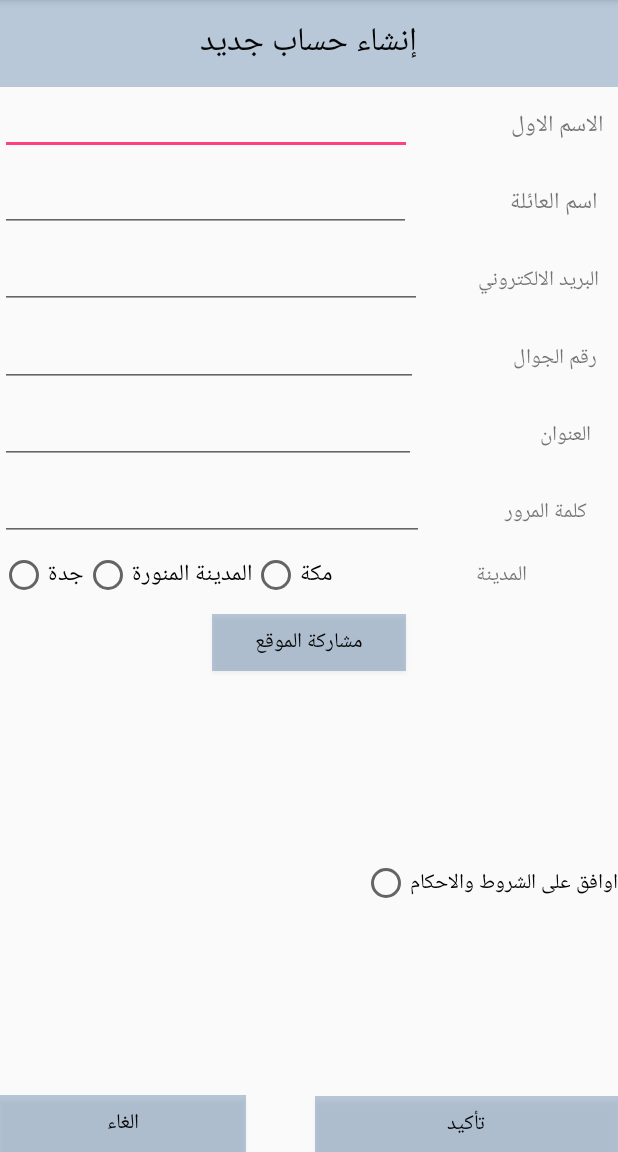
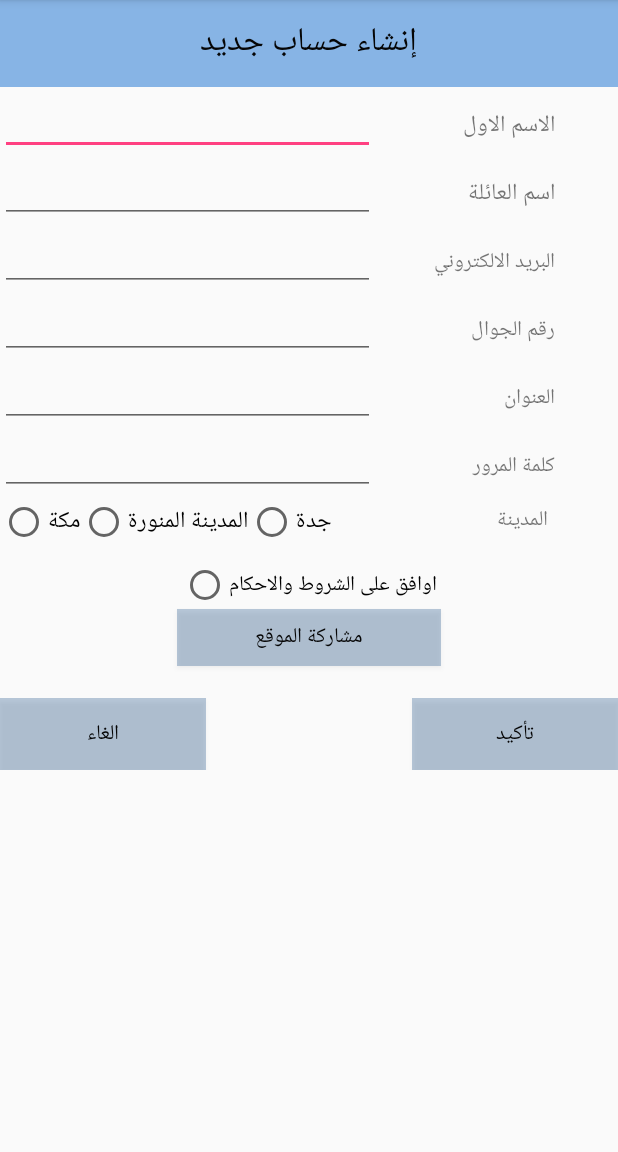
Before and after one commit to rahmony/ElectronicKitchen, an Android app: the SignUpActivity screen opened directly, with no data from a screen before it, on a phone screen of 412 x 824 dp, the part 84-1236 px from its top. Run offline under Robolectric (Android 15) with nearby library versions, the phone set to English and light mode, and no system bars; 1 statement that could not run was skipped.

Commit message:
updating sign up and login activities

```diff
--- a/app/src/main/AndroidManifest.xml
+++ b/app/src/main/AndroidManifest.xml
@@ -5,6 +5,9 @@
 
     <uses-permission android:name="android.permission.INTERNET" />
     <uses-permission android:name="android.permission.READ_EXTERNAL_STORAGE" />
+    <!--
+    Camera permission for the store activity
+        -->
     <uses-permission android:name="android.permission.CAMERA"/>
     <uses-feature android:name="android.hardware.camera2"/>
     <uses-permission android:name="android.permission.WRITE_EXTERNAL_STORAGE"/>
--- a/app/src/main/res/layout/activity_sign_up.xml
+++ b/app/src/main/res/layout/activity_sign_up.xml
@@ -1,14 +1,19 @@
 <?xml version="1.0" encoding="utf-8"?>
-<LinearLayout xmlns:android="http://schemas.android.com/apk/res/android"
+<GridLayout xmlns:android="http://schemas.android.com/apk/res/android"
     android:layout_width="match_parent"
     android:layout_height="match_parent"
-    android:orientation="vertical">
+    android:orientation="vertical"
+    android:columnCount="1"
+    android:rowCount="4">
 
     <FrameLayout
         android:layout_width="match_parent"
         android:layout_height="58dp"
         android:layout_gravity="center_horizontal"
-        android:background="#470e4582">
+        android:background="#7d0f6ace"
+        android:layout_column="0"
+        android:layout_row="0"
+        android:clickable="true">
 
         <TextView
             android:layout_width="wrap_content"
@@ -20,153 +25,127 @@
             android:layout_gravity="center" />
     </FrameLayout>
 
-    <LinearLayout
-        android:orientation="horizontal"
+    <GridLayout
         android:layout_width="match_parent"
-        android:layout_height="51dp"
-        android:weightSum="1">
+        android:layout_height="274dp"
+        android:layout_column="0"
+        android:layout_row="1"
+        android:columnCount="2"
+        android:rowCount="6">
 
         <EditText
-            android:layout_width="wrap_content"
+            android:layout_width="250dp"
             android:layout_height="wrap_content"
             android:id="@+id/et_first_name"
-            android:layout_weight="0.77" />
+            android:layout_weight="1.00"
+            android:layout_column="0"
+            android:layout_row="0" />
 
         <TextView
-            android:layout_width="wrap_content"
-            android:layout_height="wrap_content"
+            android:layout_width="120dp"
+            android:layout_height="30dp"
             android:text="@string/first_name"
             android:id="@+id/text_first_name"
-            android:layout_weight="0.20"
-            android:textSize="15dp" />
-    </LinearLayout>
-    <LinearLayout
-        android:orientation="horizontal"
-        android:layout_width="match_parent"
-        android:layout_height="51dp"
-        android:weightSum="1">
+            android:layout_weight="0.90"
+            android:textSize="15dp"
+            android:layout_column="1"
+            android:layout_row="0" />
 
         <EditText
-            android:layout_width="wrap_content"
+            android:layout_width="250dp"
             android:layout_height="wrap_content"
 
             android:id="@+id/et_last_name"
-            android:layout_weight="0.76" />
+            android:layout_weight="1" />
 
         <TextView
-            android:layout_width="wrap_content"
-            android:layout_height="wrap_content"
+            android:layout_width="120dp"
+            android:layout_height="30dp"
             android:text="@string/last_name"
             android:id="@+id/text_last_name"
-            android:layout_weight="0.20"
+            android:layout_weight="1"
             android:textSize="15dp" />
-    </LinearLayout>
-    <LinearLayout
-        android:orientation="horizontal"
-        android:layout_width="match_parent"
-        android:layout_height="52dp"
-        android:weightSum="1">
 
         <EditText
-            android:layout_width="wrap_content"
+            android:layout_width="250dp"
             android:layout_height="wrap_content"
 
             android:id="@+id/et_email"
-            android:layout_weight="0.84" />
+            android:layout_weight="1" />
 
         <TextView
-            android:layout_width="wrap_content"
-            android:layout_height="wrap_content"
+            android:layout_width="120dp"
+            android:layout_height="30dp"
             android:text="@string/email"
             android:id="@+id/text_email"
-            android:layout_weight="0.12" />
-    </LinearLayout>
-    <LinearLayout
-        android:orientation="horizontal"
-        android:layout_width="match_parent"
-        android:layout_height="51dp"
-        android:weightSum="1">
+            android:layout_weight="1" />
 
         <EditText
-            android:layout_width="wrap_content"
+            android:layout_width="250dp"
             android:layout_height="wrap_content"
 
             android:id="@+id/et_phone_number"
-            android:layout_weight="0.77" />
+            android:layout_weight="1" />
 
         <TextView
-            android:layout_width="wrap_content"
-            android:layout_height="wrap_content"
+            android:layout_width="120dp"
+            android:layout_height="30dp"
             android:text="@string/phone_number"
             android:id="@+id/text_phone_number"
-            android:layout_weight="0.19" />
-    </LinearLayout>
-    <LinearLayout
-        android:orientation="horizontal"
-        android:layout_width="match_parent"
-        android:layout_height="51dp"
-        android:weightSum="1">
+            android:layout_weight="1" />
 
         <EditText
-            android:layout_width="wrap_content"
+            android:layout_width="250dp"
             android:layout_height="wrap_content"
 
             android:id="@+id/et_address"
-            android:layout_weight="0.72"
+            android:layout_weight="1"
             />
 
         <TextView
-            android:layout_width="wrap_content"
-            android:layout_height="wrap_content"
+            android:layout_width="120dp"
+            android:layout_height="30dp"
             android:text="@string/address"
             android:id="@+id/text_address"
-            android:layout_weight="0.23" />
-    </LinearLayout>
-    <LinearLayout
-        android:orientation="horizontal"
-        android:layout_width="match_parent"
-        android:layout_height="52dp"
-        android:weightSum="1">
+            android:layout_weight="1" />
 
         <EditText
-            android:layout_width="wrap_content"
+            android:layout_width="250dp"
             android:layout_height="wrap_content"
 
             android:id="@+id/et_password"
-            android:layout_weight="0.78" />
+            android:layout_weight="1" />
 
         <TextView
-            android:layout_width="wrap_content"
-            android:layout_height="wrap_content"
+            android:layout_width="120dp"
+            android:layout_height="30dp"
             android:text="@string/password"
             android:id="@+id/text_password"
-            android:layout_weight="0.16" />
-    </LinearLayout>
+            android:layout_weight="1" />
+    </GridLayout>
 
     <LinearLayout
         android:orientation="horizontal"
         android:layout_width="match_parent"
         android:layout_height="42dp"
-        android:weightSum="1">
+        android:weightSum="1"
+        android:layout_column="0"
+        android:layout_row="2">
 
-        <LinearLayout
+        <RadioGroup
+            android:layout_width="wrap_content"
+            android:layout_height="wrap_content"
+            android:layout_weight="0.29"
             android:orientation="horizontal"
-            android:layout_width="wrap_content"
-            android:layout_height="wrap_content">
+            android:weightSum="1"
+            android:id="@+id/myRadioGroup">
 
             <RadioButton
                 android:layout_width="wrap_content"
                 android:layout_height="wrap_content"
-                android:text="@string/jeddah"
-                android:id="@+id/radioButton_jeddah"
-                android:textSize="15dp"
-                android:layout_weight="0.38" />
-        </LinearLayout>
-
-        <LinearLayout
-            android:orientation="horizontal"
-            android:layout_width="wrap_content"
-            android:layout_height="wrap_content">
+                android:text="@string/makka"
+                android:id="@+id/radioButton_makka"
+                android:textSize="15dp" />
 
             <RadioButton
                 android:layout_width="wrap_content"
@@ -174,71 +153,95 @@
                 android:text="@string/madina"
                 android:id="@+id/radioButton_madina"
                 android:textSize="15dp"
-                android:layout_weight="0.19"
                 android:checked="false" />
-        </LinearLayout>
 
-        <LinearLayout
-            android:orientation="horizontal"
-            android:layout_width="wrap_content"
-            android:layout_height="wrap_content">
+            <RadioButton
+                android:layout_width="wrap_content"
+                android:layout_height="wrap_content"
+                android:text="@string/jeddah"
+                android:id="@+id/radioButton_jeddah"
+                android:textSize="15dp" />
 
-        </LinearLayout>
-
-        <RadioButton
-            android:layout_width="wrap_content"
-            android:layout_height="wrap_content"
-            android:text="@string/makka"
-            android:id="@+id/radioButton_makka"
-            android:textSize="15dp" />
+        </RadioGroup>
 
         <TextView
-            android:layout_width="130dp"
-            android:layout_height="wrap_content"
+            android:layout_width="81dp"
+            android:layout_height="30dp"
             android:text="@string/city"
             android:id="@+id/text_city"
-            android:gravity="right" />
+            android:layout_weight="1"
+            android:gravity="center" />
 
     </LinearLayout>
 
-    <FrameLayout
+    <GridLayout
         android:layout_width="match_parent"
-        android:layout_height="match_parent">
+        android:layout_height="148dp"
+        android:layout_column="0"
+        android:layout_row="3"
+        android:rowCount="2"
+        android:columnCount="1">
 
-        <Button
-            android:layout_width="202dp"
-            android:layout_height="37dp"
-            android:text="@string/confirm"
-            android:id="@+id/btn_confirm"
-            android:layout_gravity="right|bottom"
-            android:background="#470e4582"
-            android:textColor="#050505"/>
+        <LinearLayout
+            android:orientation="vertical"
+            android:layout_width="match_parent"
+            android:layout_height="91dp"
+            android:layout_column="0"
+            android:layout_row="0">
 
-        <Button
-            android:layout_width="164dp"
-            android:layout_height="38dp"
-            android:text="@string/cancel"
-            android:id="@+id/btn_cancel"
-            android:background="#470e4582"
-            android:textColor="#050505"
-            android:layout_gravity="left|bottom" />
+            <RadioButton
+                android:layout_width="wrap_content"
+                android:layout_height="wrap_content"
+                android:text="@string/bands_agree"
+                android:id="@+id/radioButton_bands_agree"
+                android:layout_row="1"
+                android:layout_column="1"
+                android:layout_gravity="center_horizontal" />
 
-        <RadioButton
-            android:layout_width="wrap_content"
+            <Button
+                android:layout_width="176dp"
+                android:layout_height="38dp"
+                android:text="@string/share_location"
+                android:id="@+id/btn_share_location"
+                android:background="#470e4582"
+                android:textColor="#050505"
+                android:layout_row="0"
+                android:layout_column="1"
+                android:gravity="center"
+                android:layout_gravity="center_horizontal" />
+        </LinearLayout>
+
+        <FrameLayout
+            android:layout_width="match_parent"
             android:layout_height="wrap_content"
-            android:text="@string/bands_agree"
-            android:id="@+id/radioButton_bands_agree"
-            android:layout_gravity="right|center_vertical" />
+            android:layout_column="0"
+            android:layout_row="1">
 
-        <Button
-            android:layout_width="129dp"
-            android:layout_height="38dp"
-            android:text="@string/share_location"
-            android:id="@+id/btn_share_location"
-            android:background="#470e4582"
-            android:textColor="#050505"
-            android:layout_gravity="center_horizontal|top" />
-    </FrameLayout>
+            <Button
+                android:layout_width="137dp"
+                android:layout_height="wrap_content"
+                android:text="@string/confirm"
+                android:id="@+id/btn_confirm"
+                android:background="#470e4582"
+                android:textColor="#050505"
+                android:layout_row="1"
+                android:layout_column="2"
+                android:layout_weight="0.11"
+                android:layout_gravity="right|center_vertical" />
+
+            <Button
+                android:layout_width="137dp"
+                android:layout_height="wrap_content"
+                android:text="@string/cancel"
+                android:id="@+id/btn_cancel"
+                android:background="#470e4582"
+                android:textColor="#050505"
+                android:layout_row="1"
+                android:layout_column="0"
+                android:layout_gravity="left|center_vertical" />
+        </FrameLayout>
+
+    </GridLayout>
 
 
-</LinearLayout>
+</GridLayout>
```
Also changed, not shown: 91 other files.
